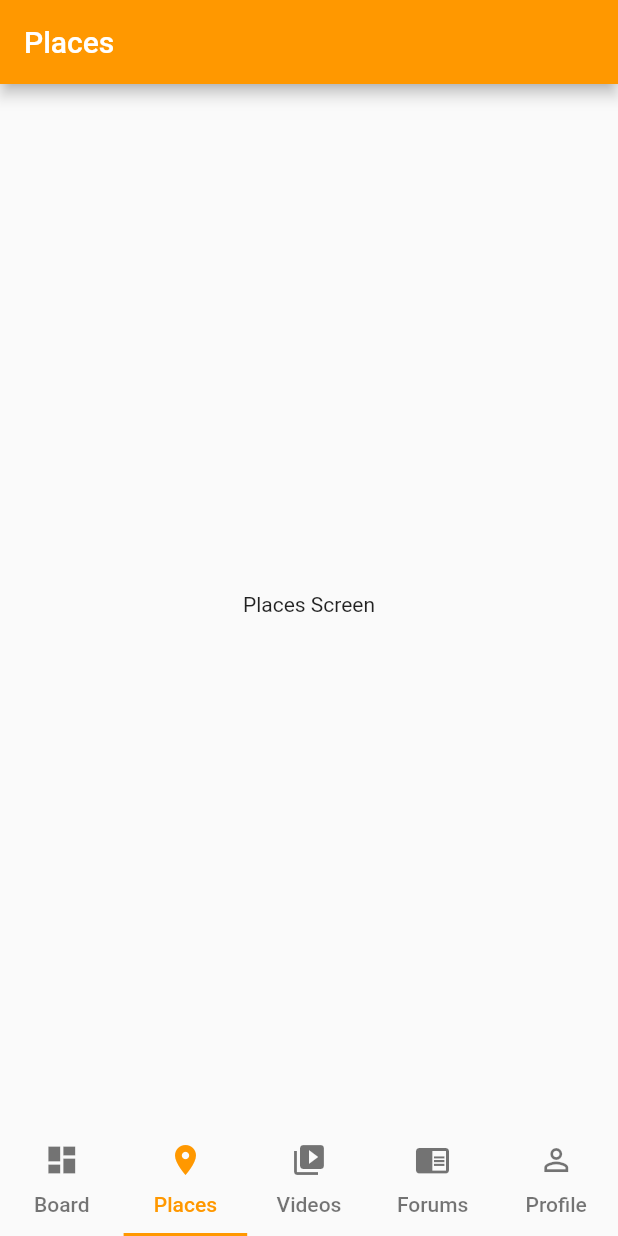
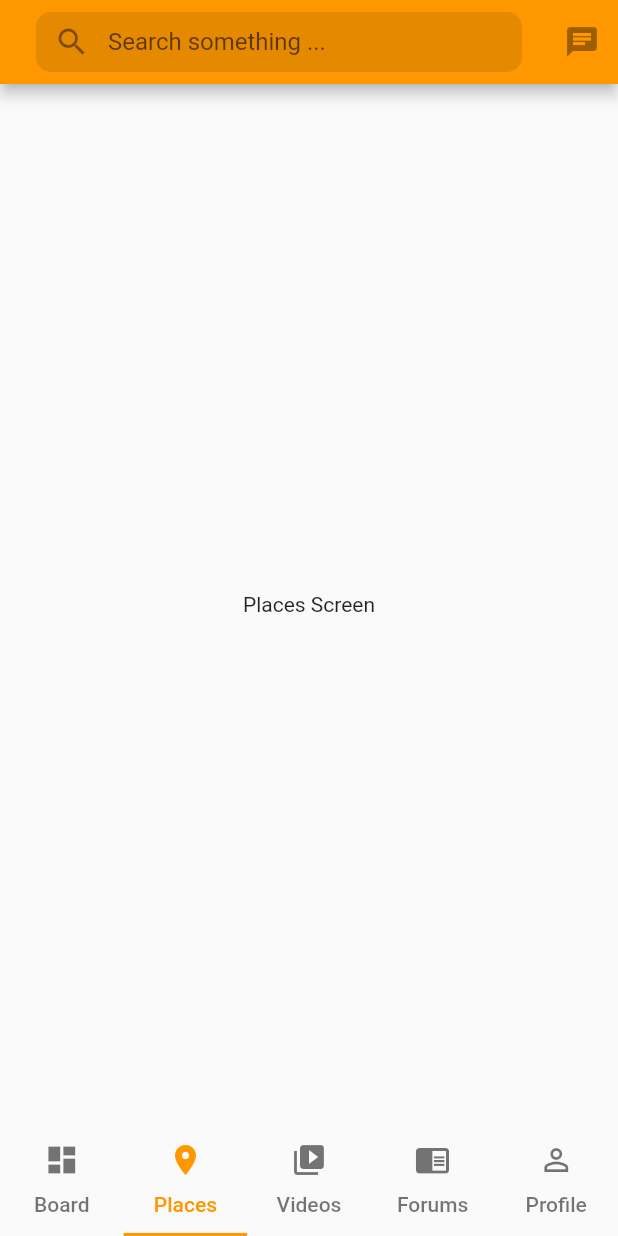
Before and after one commit to thayheng/mobilepromobook, a Flutter app: the screen it shows after launch, item 2 of the bottom bar chosen, on a phone screen of 412 x 824 dp. Run offline on Flutter 3.47's test engine with Material 2 defaults, Android fonts, the phone set to English and light mode, and no system bars.

Commit message:
add searchbar

```diff
--- a/lib/ButtonNavigator/buttonbar.dart
+++ b/lib/ButtonNavigator/buttonbar.dart
@@ -1,4 +1,5 @@
 import 'package:flutter/material.dart';
+import 'package:promobook/ButtonNavigator/searchbar.dart';
 import 'package:promobook/screen/Board.dart';
 import 'package:promobook/screen/Forums.dart';
 import 'package:promobook/screen/Places.dart';
@@ -15,6 +16,7 @@ class ButtonNavigationBar extends StatelessWidget {
         child: Theme(
           data: ThemeData(brightness: Brightness.light),
           child: Scaffold(
+            appBar: _AppBar(),
             bottomNavigationBar: TabBar(
               tabs: [
                 Tab(icon: Icon(Icons.dashboard), text: "Board"),
@@ -27,7 +29,6 @@ class ButtonNavigationBar extends StatelessWidget {
               labelColor: Colors.orange,
               indicatorColor: Colors.orange,
             ),
-
             body: TabBarView(
               children: [
                 BoardScreen(),
@@ -41,3 +42,15 @@ class ButtonNavigationBar extends StatelessWidget {
         ));
   }
 }
+
+Widget _AppBar() {
+  return AppBar(
+    title: SearchBar(),
+    actions: <Widget>[
+      IconButton(
+        icon: Icon(Icons.chat),
+      ),
+    ],
+    backgroundColor: Colors.orange,
+  );
+}
--- /dev/null
+++ b/lib/ButtonNavigator/searchbar.dart
@@ -0,0 +1,27 @@
+import 'package:flutter/material.dart';
+
+class SearchBar extends StatelessWidget {
+  final void Function(String) onTextChange;
+
+  SearchBar({this.onTextChange});
+
+  @override
+  Widget build(BuildContext context) {
+    return Container(
+      height: 50,
+      padding: EdgeInsets.fromLTRB(8, 5, 0, 5),
+      child: TextField(
+        onChanged: onTextChange,
+        decoration: InputDecoration(
+            fillColor: Colors.black.withOpacity(0.1),
+            filled: true,
+            prefixIcon: Icon(Icons.search),
+            hintText: 'Search something ...',
+            border: OutlineInputBorder(
+                borderRadius: BorderRadius.circular(10),
+                borderSide: BorderSide.none),
+            contentPadding: EdgeInsets.zero),
+      ),
+    );
+  }
+}
--- a/lib/screen/Forums.dart
+++ b/lib/screen/Forums.dart
@@ -5,10 +5,6 @@ class ForumsScreen extends StatelessWidget{
   Widget build(BuildContext context) {
     // TODO: implement build
     return Scaffold(
-      appBar: AppBar(
-        title: Text('Forums'),
-        backgroundColor: Colors.orange,
-      ),
       body: Center(
         child: Text('Forums Screen'),
       ),
--- a/lib/screen/Places.dart
+++ b/lib/screen/Places.dart
@@ -5,10 +5,6 @@ class PlacesScreen extends StatelessWidget{
   Widget build(BuildContext context) {
     // TODO: implement build
     return Scaffold(
-      appBar: AppBar(
-        title: Text('Places'),
-        backgroundColor: Colors.orange,
-      ),
       body: Center(
         child: Text('Places Screen'),
       ),
--- a/lib/screen/Profile.dart
+++ b/lib/screen/Profile.dart
@@ -5,10 +5,6 @@ class ProfileScreen extends StatelessWidget{
   Widget build(BuildContext context) {
     // TODO: implement build
     return Scaffold(
-      appBar: AppBar(
-        title: Text('Profile'),
-        backgroundColor: Colors.orange,
-      ),
       body: Center(
         child: Text('Profile Screen'),
       ),
--- a/lib/screen/Videos.dart
+++ b/lib/screen/Videos.dart
@@ -5,10 +5,6 @@ class VideosScreen extends StatelessWidget{
   Widget build(BuildContext context) {
     // TODO: implement build
     return Scaffold(
-      appBar: AppBar(
-        title: Text('Videos'),
-        backgroundColor: Colors.orange,
-      ),
       body: Center(
         child: Text('Videos Screen'),
       ),
```
Also changed, not shown: lib/screen/Board.dart (+19 -8 lines), pubspec.yaml (+3 -50 lines). Lines whose indentation alone changed are shown as unchanged.
